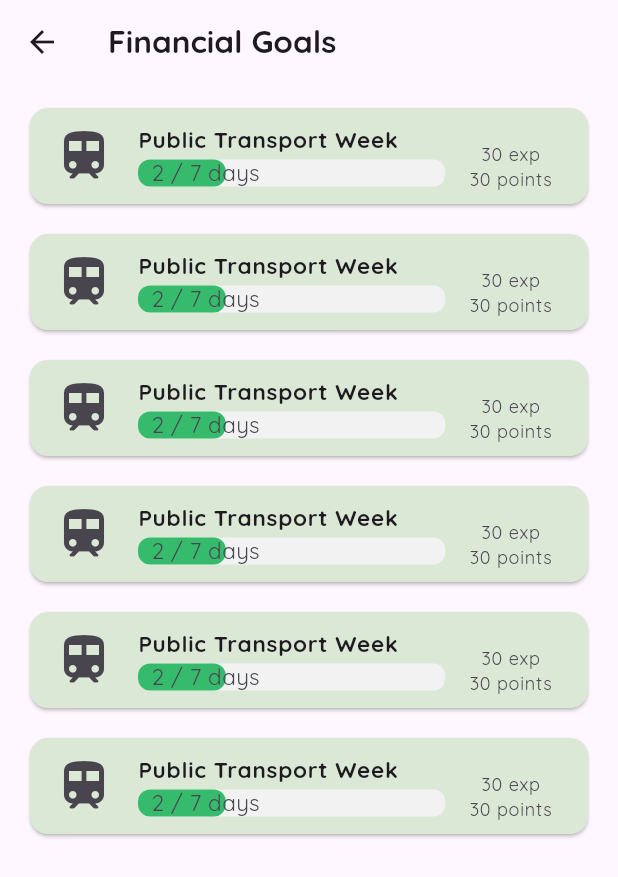
After one commit to junhubdotcom/steadypunpipi_kitahack, a Flutter app: the MoreSusquest screen opened directly, on a phone screen of 412 x 824 dp. The commit adds this screen. Shown: the top 877 px of the screen. Run offline on Flutter 3.47's test engine with Material 3 defaults, Android fonts, the light colour scheme and no system bars; our stand-ins replace custom_sliding_segmented_control, dash_chat_2, dashed_circular_progress_bar, flutter_gemini, flutter_speed_dial, google_fonts and 3 more.

Commit message:
done game ui

```diff
--- a/lib/screens/mission/mission.dart
+++ b/lib/screens/mission/mission.dart
@@ -1,4 +1,5 @@
 import 'package:flutter/material.dart';
+import 'package:google_fonts/google_fonts.dart';
 import 'package:steadypunpipi_vhack/screens/mission/mission_tab1.dart';
 import 'package:steadypunpipi_vhack/screens/mission/mission_tab2.dart';
 import 'package:steadypunpipi_vhack/screens/mission/mission_tab3.dart';
@@ -15,7 +16,7 @@ class MissionPage extends StatelessWidget {
           appBar: AppBar(
             title: Text(
               'Mission and Rewards',
-              style: TextStyle(
+              style: GoogleFonts.quicksand(
                 fontSize: 21,
                 fontWeight: FontWeight.bold,
               ),
--- /dev/null
+++ b/lib/screens/mission/more_susquest.dart
@@ -0,0 +1,97 @@
+import 'package:flutter/material.dart';
+import 'package:google_fonts/google_fonts.dart';
+import 'package:steadypunpipi_vhack/widgets/mission_widgets/goalsquests.dart';
+
+class MoreSusquest extends StatefulWidget {
+  const MoreSusquest({super.key});
+
+  @override
+  State<MoreSusquest> createState() => _MoreSusquestState();
+}
+
+class _MoreSusquestState extends State<MoreSusquest> {
+
+  @override
+  Widget build(BuildContext context) {
+    return Scaffold(
+      appBar: AppBar(
+        title: Text(
+          'Financial Goals',
+          style: GoogleFonts.quicksand(
+            fontSize: 21,
+            fontWeight: FontWeight.bold,
+          ),
+        ),
+      ),
+      body: SafeArea(
+        child: SingleChildScrollView(
+          padding: const EdgeInsets.symmetric(horizontal: 16.0),
+          child: _buildSusQuests(),
+        ),
+      ),
+    );
+  }
+
+  Widget _buildSusQuests() {
+    return GoalQuestsWidget(
+      title: '',
+      onSeeAllPressed: null,
+      contents: [
+        GoalQuestsCard(
+          icon: Icon(Icons.train_rounded, size: 40),
+          title: 'Public Transport Week',
+          barColor: 0xFF36BB6D,
+          bgColor: 0xFFDCE8D6,
+          progress: '2 / 7',
+          unit: 'days',
+          rewards: ['30 exp', '30 points'],
+        ),
+        GoalQuestsCard(
+          icon: Icon(Icons.train_rounded, size: 40),
+          title: 'Public Transport Week',
+          barColor: 0xFF36BB6D,
+          bgColor: 0xFFDCE8D6,
+          progress: '2 / 7',
+          unit: 'days',
+          rewards: ['30 exp', '30 points'],
+        ),
+        GoalQuestsCard(
+          icon: Icon(Icons.train_rounded, size: 40),
+          title: 'Public Transport Week',
+          barColor: 0xFF36BB6D,
+          bgColor: 0xFFDCE8D6,
+          progress: '2 / 7',
+          unit: 'days',
+          rewards: ['30 exp', '30 points'],
+        ),
+        GoalQuestsCard(
+          icon: Icon(Icons.train_rounded, size: 40),
+          title: 'Public Transport Week',
+          barColor: 0xFF36BB6D,
+          bgColor: 0xFFDCE8D6,
+          progress: '2 / 7',
+          unit: 'days',
+          rewards: ['30 exp', '30 points'],
+        ),
+        GoalQuestsCard(
+          icon: Icon(Icons.train_rounded, size: 40),
+          title: 'Public Transport Week',
+          barColor: 0xFF36BB6D,
+          bgColor: 0xFFDCE8D6,
+          progress: '2 / 7',
+          unit: 'days',
+          rewards: ['30 exp', '30 points'],
+        ),
+        GoalQuestsCard(
+          icon: Icon(Icons.train_rounded, size: 40),
+          title: 'Public Transport Week',
+          barColor: 0xFF36BB6D,
+          bgColor: 0xFFDCE8D6,
+          progress: '2 / 7',
+          unit: 'days',
+          rewards: ['30 exp', '30 points'],
+        ),
+      ],
+    );
+  }
+}
--- /dev/null
+++ b/lib/widgets/mission_widgets/goalsquests.dart
@@ -0,0 +1,85 @@
+import 'package:flutter/material.dart';
+import 'package:google_fonts/google_fonts.dart';
+import 'package:steadypunpipi_vhack/widgets/mission_widgets/listview.dart';
+
+class GoalQuestsWidget extends StatelessWidget {
+  final String title;
+  final VoidCallback? onSeeAllPressed;
+  final List<GoalQuestsCard> contents;
+
+  const GoalQuestsWidget({
+    super.key,
+    required this.title,
+    this.onSeeAllPressed,
+    required this.contents,
+  });
+
+  @override
+  Widget build(BuildContext context) {
+    return Column(
+      crossAxisAlignment: CrossAxisAlignment.start,
+      children: [
+        if (onSeeAllPressed != null && title.isNotEmpty)
+        Row(
+          children: [
+            Text(
+              title,
+              style: GoogleFonts.quicksand(
+                fontSize: 15,
+                fontWeight: FontWeight.bold,
+              ),
+            ),
+            const SizedBox(width: 9),
+            GestureDetector(
+              onTap: onSeeAllPressed,
+              child: const Icon(Icons.arrow_forward, size: 18),
+            ),
+          ],
+        ),
+        const SizedBox(height: 12),
+        Column(
+          children: contents.map((quest) => Padding(
+            padding: const EdgeInsets.only(bottom: 12),
+            child: quest,
+          )).toList(),
+        ),
+      ],
+    );
+  }
+}
+
+class GoalQuestsCard extends StatelessWidget {
+  final Widget icon;
+  final String title;
+  final int barColor;
+  final int bgColor;
+  final String progress;
+  final String unit;
+  final List<String> rewards;
+
+  const GoalQuestsCard({
+    super.key,
+    required this.icon,
+    required this.title,
+    required this.barColor,
+    required this.bgColor,
+    required this.progress,
+    required this.unit,
+    required this.rewards,
+  });
+
+  @override
+  Widget build(BuildContext context) {
+    return Card(
+      color: Color(bgColor),
+      child: ListviewWidget(
+        asset: icon,
+        title: title,
+        hexColor: barColor,
+        progress: progress,
+        unit: unit,
+        rewards: rewards,
+      ),
+    );
+  }
+}
```
Also changed, not shown: lib/common/userdata.dart (added, +111 -0 lines), lib/screens/mission/mission_tab1.dart (+40 -61 lines), lib/screens/mission/mission_tab2.dart (+51 -42 lines), lib/screens/mission/more_fingoal.dart (added, +97 -0 lines), 4 other files.
